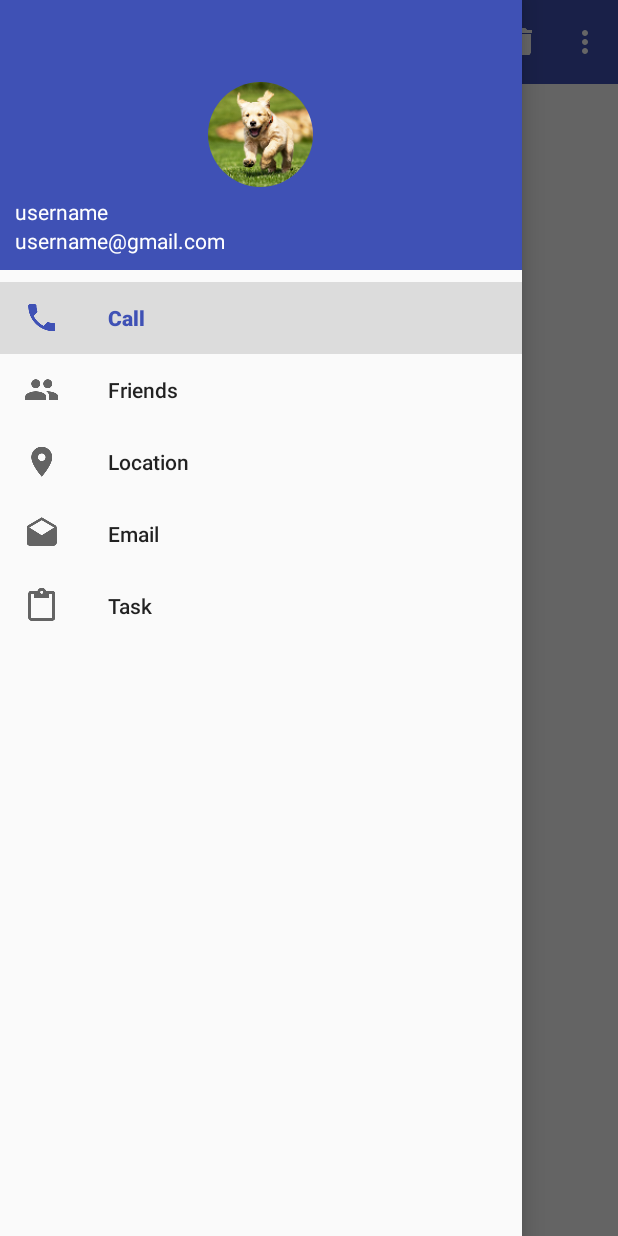
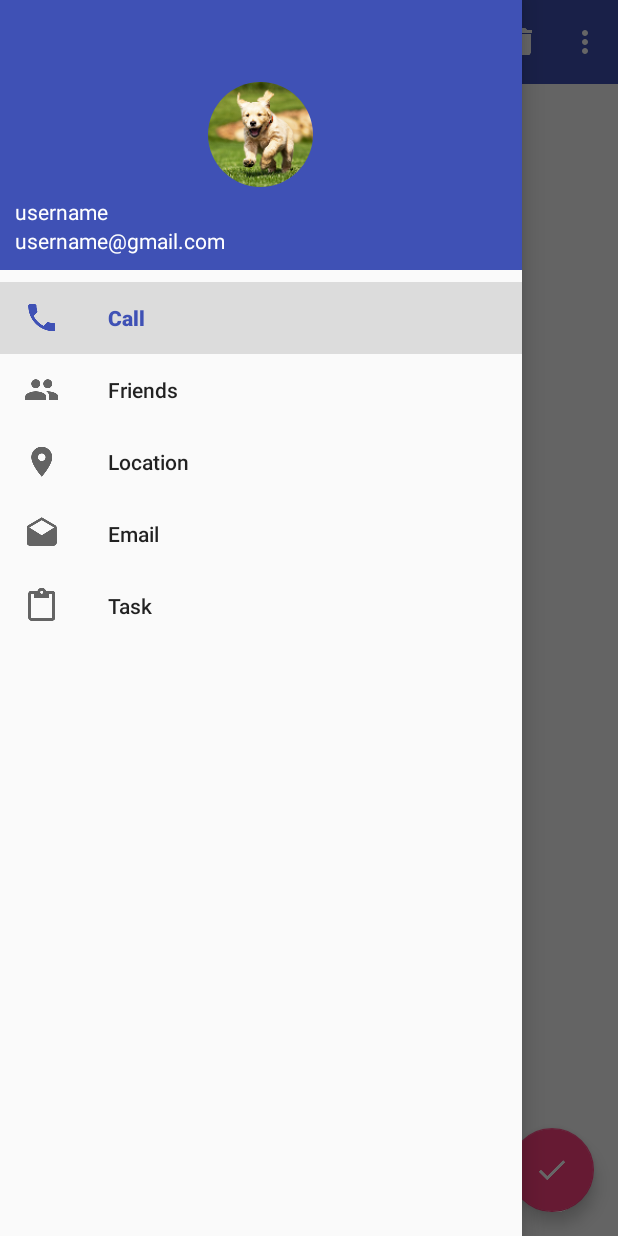
Before and after one commit to shuoshuren/FirstLineCode, an Android app: the screen it shows after launch (MainActivity), with the side drawer open, on a phone screen of 412 x 824 dp. Run offline under Robolectric (Android 15) with nearby library versions, the phone set to English and light mode, and no system bars; our stand-ins replace CircleImageView.

Commit message:
MaterialDesign中的FloatingActionButton的使用

```diff
--- a/materialdesign/src/main/java/com/example/xiao/materialdesign/MainActivity.java
+++ b/materialdesign/src/main/java/com/example/xiao/materialdesign/MainActivity.java
@@ -2,6 +2,7 @@ package com.example.xiao.materialdesign;
 
 import android.os.Bundle;
 import android.support.annotation.NonNull;
+import android.support.design.widget.FloatingActionButton;
 import android.support.design.widget.NavigationView;
 import android.support.v4.view.GravityCompat;
 import android.support.v4.widget.DrawerLayout;
@@ -10,11 +11,14 @@ import android.support.v7.app.AppCompatActivity;
 import android.support.v7.widget.Toolbar;
 import android.view.Menu;
 import android.view.MenuItem;
+import android.view.View;
 import android.widget.Toast;
 
 public class MainActivity extends AppCompatActivity {
 
     private DrawerLayout mDrawerLayout;
+    private NavigationView mNavigationView;
+    private FloatingActionButton mFloatingBtn;
 
     @Override
     protected void onCreate(Bundle savedInstanceState) {
@@ -23,15 +27,32 @@ public class MainActivity extends AppCompatActivity {
         Toolbar toolbar = (Toolbar) findViewById(R.id.toolbar);
         setSupportActionBar(toolbar);
 
-        mDrawerLayout = (DrawerLayout) findViewById(R.id.drawer_layout);
-        NavigationView navigationView = (NavigationView) findViewById(R.id.nav_view);
         ActionBar actionBar = getSupportActionBar();
         if (actionBar != null) {
             actionBar.setDisplayHomeAsUpEnabled(true);//让导航按钮显示出来
             actionBar.setHomeAsUpIndicator(R.drawable.ic_menu);//设置导航按钮图标，默认是向左的箭头
         }
-        navigationView.setCheckedItem(R.id.nav_call);//设置默认选中的Item
-        navigationView.setNavigationItemSelectedListener(new NavigationView.OnNavigationItemSelectedListener() {
+
+
+        initView();
+        initEvent();
+
+
+
+
+
+    }
+
+    private void initView() {
+        mDrawerLayout = (DrawerLayout) findViewById(R.id.drawer_layout);
+        mNavigationView = (NavigationView) findViewById(R.id.nav_view);
+        mFloatingBtn = (FloatingActionButton) findViewById(R.id.floating);
+
+        mNavigationView.setCheckedItem(R.id.nav_call);//设置默认选中的Item
+    }
+
+    private void initEvent() {
+        mNavigationView.setNavigationItemSelectedListener(new NavigationView.OnNavigationItemSelectedListener() {
             @Override
             public boolean onNavigationItemSelected(@NonNull MenuItem item) {
                 mDrawerLayout.closeDrawers();
@@ -39,6 +60,12 @@ public class MainActivity extends AppCompatActivity {
             }
         });
 
+        mFloatingBtn.setOnClickListener(new View.OnClickListener() {
+            @Override
+            public void onClick(View v) {
+                Toast.makeText(MainActivity.this,"floatingActionButton click",Toast.LENGTH_SHORT).show();
+            }
+        });
     }
 
 
--- a/materialdesign/src/main/res/layout/activity_main.xml
+++ b/materialdesign/src/main/res/layout/activity_main.xml
@@ -17,9 +17,17 @@
             android:layout_height="?attr/actionBarSize"
             android:background="?attr/colorPrimary"
             android:theme="@style/ThemeOverlay.AppCompat.Dark.ActionBar"
-            app:popupTheme="@style/ThemeOverlay.AppCompat.Light">
+            app:popupTheme="@style/ThemeOverlay.AppCompat.Light" />
 
-        </android.support.v7.widget.Toolbar>
+        <android.support.design.widget.FloatingActionButton
+            android:id="@+id/floating"
+            android:layout_width="wrap_content"
+            android:layout_height="wrap_content"
+            android:src="@drawable/ic_done"
+            android:layout_gravity="bottom|end"
+            android:layout_margin="16dp"
+
+            />
 
 
 
```
